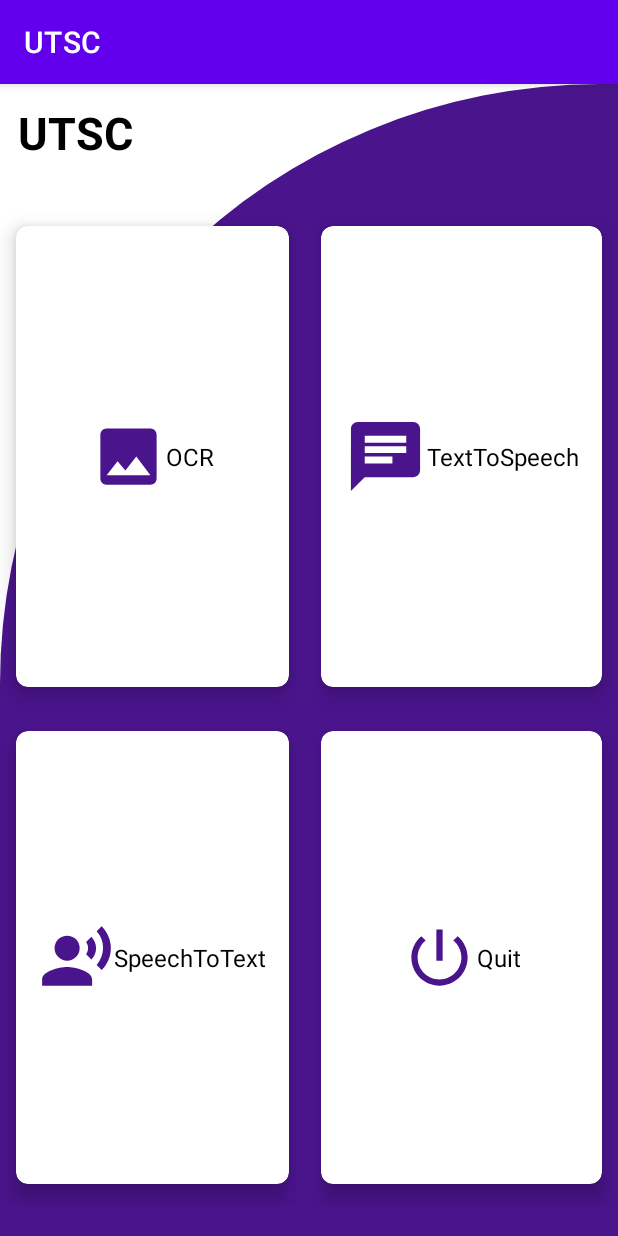
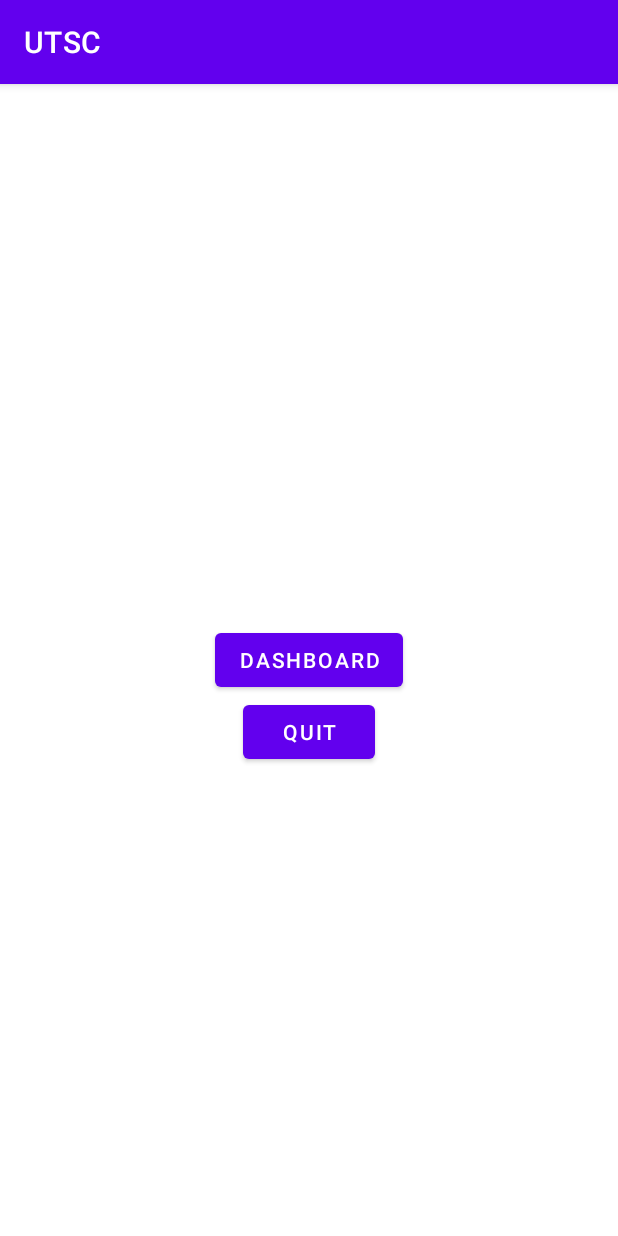
Before and after one commit to TalviaTasnim/Talvia-CSE327.5_Fall2020, an Android app: the screen it shows after launch (DashBoard before the commit, HomeActivity after it), on a phone screen of 412 x 824 dp. Run offline under Robolectric (Android 15) with nearby library versions, the phone set to English and light mode, and no system bars.

Commit message:
UI design changed/added

```diff
--- a/app/src/main/java/com/example/utsc/DashBoard.java
+++ b/app/src/main/java/com/example/utsc/DashBoard.java
@@ -9,7 +9,7 @@ import android.view.View;
 import android.widget.Toast;
 
 /**
- * This class is the Dash Board.
+ * This class is the DashBoard of our app.
  */
 public class DashBoard extends AppCompatActivity {
 
@@ -23,13 +23,14 @@ public class DashBoard extends AppCompatActivity {
      */
     CardView card_text_to_speech;
     /**
+     * The Card save text.
+     */
+    CardView card_save_text;
+    /**
      * The Card speech to text.
      */
     CardView card_speech_to_text;
-    /**
-     * The Card quit.
-     */
-    CardView card_quit;
+
 
     @Override
     protected void onCreate(Bundle savedInstanceState) {
@@ -39,7 +40,8 @@ public class DashBoard extends AppCompatActivity {
         card_ocr = findViewById(R.id.cardOCR);
         card_text_to_speech = findViewById(R.id.cardTTS);
         card_speech_to_text = findViewById(R.id.cardSTT);
-        card_quit = findViewById(R.id.closeApp);
+        card_save_text = findViewById(R.id.cardSaveText);
+
 
         card_ocr.setOnClickListener(new View.OnClickListener() {
             @Override
@@ -57,15 +59,21 @@ public class DashBoard extends AppCompatActivity {
             }
         });
 
-        /*
-          Closing the app
-        */
-        card_quit.setOnClickListener(new View.OnClickListener() {
+        card_speech_to_text.setOnClickListener(new View.OnClickListener() {
             @Override
             public void onClick(View v) {
-                finish();
-                System.exit(0);
+                Toast.makeText(DashBoard.this, "Speech to Text clicked!", Toast.LENGTH_SHORT).show();
+                startActivity(new Intent(getApplicationContext(), SpeechToText.class));
             }
         });
+
+        card_save_text.setOnClickListener(new View.OnClickListener() {
+            @Override
+            public void onClick(View v) {
+                Toast.makeText(DashBoard.this, "Save Text clicked!", Toast.LENGTH_SHORT).show();
+                startActivity(new Intent(getApplicationContext(), SaveText.class));
+            }
+        });
+
     }
 }
--- /dev/null
+++ b/app/src/main/java/com/example/utsc/HomeActivity.java
@@ -0,0 +1,28 @@
+package com.example.utsc;
+
+import androidx.appcompat.app.AppCompatActivity;
+
+import android.content.Intent;
+import android.os.Bundle;
+import android.view.View;
+import android.widget.Toast;
+
+public class HomeActivity extends AppCompatActivity {
+
+    @Override
+    protected void onCreate(Bundle savedInstanceState) {
+        super.onCreate(savedInstanceState);
+        setContentView(R.layout.activity_home);
+
+    }
+
+    public void goToDash(View view) {
+        Toast.makeText(HomeActivity.this, "OCR clicked!", Toast.LENGTH_SHORT).show();
+        startActivity(new Intent(getApplicationContext(), DashBoard.class));
+    }
+
+    public void closeApp(View view) {
+        finish();
+        System.exit(0);
+    }
+}
--- a/app/src/main/java/com/example/utsc/IdentifyTranslateTextActivity.java
+++ b/app/src/main/java/com/example/utsc/IdentifyTranslateTextActivity.java
@@ -24,6 +24,7 @@ import com.google.mlkit.nl.translate.TranslatorOptions;
 /**
  * The class contains method of language identification
  * @author Safayat
+ * @author Rubaida
  */
 public class IdentifyTranslateTextActivity extends AppCompatActivity {
 
--- /dev/null
+++ b/app/src/main/res/drawable/ic_save_24.xml
@@ -0,0 +1,5 @@
+<vector android:height="55dp" android:tint="#4A148C"
+    android:viewportHeight="24" android:viewportWidth="24"
+    android:width="55dp" xmlns:android="http://schemas.android.com/apk/res/android">
+    <path android:fillColor="@android:color/white" android:pathData="M17,3L5,3c-1.11,0 -2,0.9 -2,2v14c0,1.1 0.89,2 2,2h14c1.1,0 2,-0.9 2,-2L21,7l-4,-4zM12,19c-1.66,0 -3,-1.34 -3,-3s1.34,-3 3,-3 3,1.34 3,3 -1.34,3 -3,3zM15,9L5,9L5,5h10v4z"/>
+</vector>
--- a/app/src/main/res/layout/activity_dash_board.xml
+++ b/app/src/main/res/layout/activity_dash_board.xml
@@ -139,7 +139,7 @@
         </androidx.cardview.widget.CardView>
 
         <androidx.cardview.widget.CardView
-            android:id="@+id/closeApp"
+            android:id="@+id/cardSaveText"
             android:layout_width="wrap_content"
             android:layout_height="wrap_content"
             android:layout_row="1"
@@ -160,12 +160,12 @@
                 <ImageView
                     android:layout_width="wrap_content"
                     android:layout_height="wrap_content"
-                    android:src="@drawable/ic_quit" />
+                    android:src="@drawable/ic_save_24" />
 
                 <TextView
                     android:layout_width="wrap_content"
                     android:layout_height="wrap_content"
-                    android:text="Quit"
+                    android:text="Save Text"
                     android:textColor="@color/black"
                     android:textSize="16sp" />
 
@@ -176,6 +176,8 @@
         </androidx.cardview.widget.CardView>
 
 
+
+
     </GridLayout>
 
 </RelativeLayout>
--- /dev/null
+++ b/app/src/main/res/layout/activity_home.xml
@@ -0,0 +1,29 @@
+<?xml version="1.0" encoding="utf-8"?>
+<androidx.constraintlayout.widget.ConstraintLayout xmlns:android="http://schemas.android.com/apk/res/android"
+    xmlns:app="http://schemas.android.com/apk/res-auto"
+    xmlns:tools="http://schemas.android.com/tools"
+    android:layout_width="match_parent"
+    android:layout_height="match_parent"
+    tools:context=".HomeActivity">
+
+    <Button
+        android:id="@+id/button"
+        android:layout_width="wrap_content"
+        android:layout_height="wrap_content"
+        android:onClick="goToDash"
+        android:text="DashBoard"
+        app:layout_constraintBottom_toBottomOf="parent"
+        app:layout_constraintEnd_toEndOf="parent"
+        app:layout_constraintStart_toStartOf="parent"
+        app:layout_constraintTop_toTopOf="parent" />
+
+    <Button
+        android:id="@+id/button2"
+        android:layout_width="wrap_content"
+        android:layout_height="wrap_content"
+        android:onClick="closeApp"
+        android:text="Quit"
+        app:layout_constraintEnd_toEndOf="parent"
+        app:layout_constraintStart_toStartOf="parent"
+        app:layout_constraintTop_toBottomOf="@+id/button" />
+</androidx.constraintlayout.widget.ConstraintLayout>
```
Also changed, not shown: app/src/main/AndroidManifest.xml (+10 -5 lines), app/src/main/java/com/example/utsc/SaveText.java (added, +14 -0 lines), app/src/main/java/com/example/utsc/SpeechToText.java (added, +18 -0 lines), app/src/main/res/layout/activity_save_text.xml (added, +9 -0 lines), app/src/main/res/layout/activity_speech_to_text.xml (added, +9 -0 lines).
